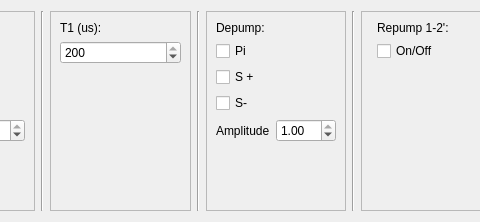
Above: widgets/STIRAP/STIRAP_sequence.ui from JeremyQO/GUI-Experiment before the change; both pictures show x 116 to 596 and y 0 to 222 of the 1094 by 222 pixel window. Below: the same form after it.
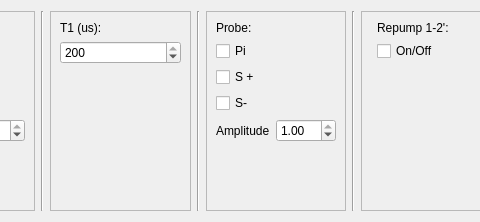
That is the form after the change.

```diff
--- a/widgets/STIRAP/STIRAP_sequence.ui
+++ b/widgets/STIRAP/STIRAP_sequence.ui
@@ -138,7 +138,7 @@
       <item row="0" column="0">
        <widget class="QLabel" name="label_3">
         <property name="text">
-         <string>Depump:</string>
+         <string>Probe:</string>
         </property>
        </widget>
       </item>
```
